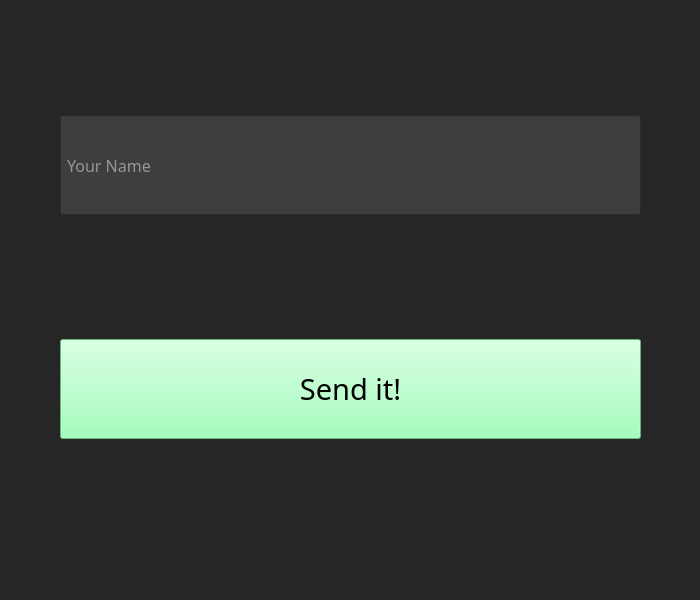
Before: the Qt Designer form ui/exec3.ui in Matheus-Gr/MoviesBala, drawn with Qt 5.
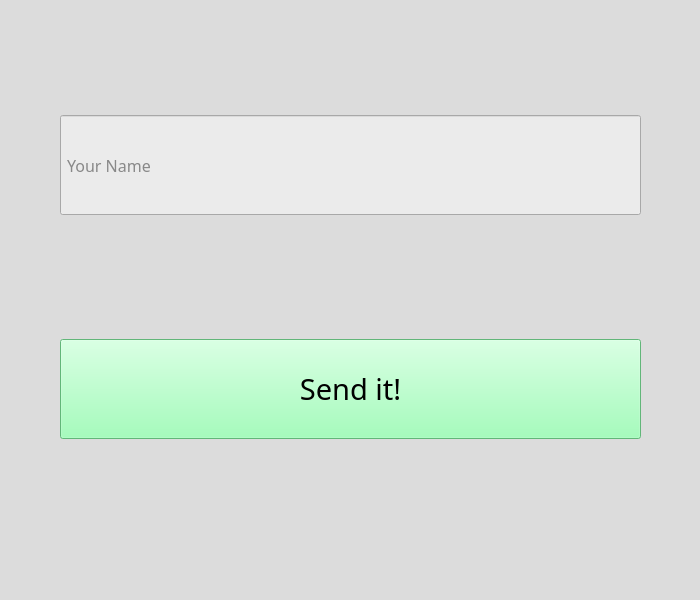
After: the same form once the commit is applied.

```diff
--- a/ui/exec3.ui
+++ b/ui/exec3.ui
@@ -32,10 +32,13 @@
    <string>MainWindow</string>
   </property>
   <property name="styleSheet">
-   <string notr="true">background-color: rgb(38, 38, 38);</string>
+   <string notr="true">background-color: rgb(220, 220, 220);</string>
   </property>
   <widget class="QWidget" name="centralwidget">
-   <widget class="QWidget" name="">
+   <property name="styleSheet">
+    <string notr="true"/>
+   </property>
+   <widget class="QWidget" name="layoutWidget">
     <property name="geometry">
      <rect>
       <x>10</x>
@@ -66,8 +69,8 @@
         </font>
        </property>
        <property name="styleSheet">
-        <string notr="true">background-color: rgb(62, 62, 62);
-color: rgb(235, 235, 235);</string>
+        <string notr="true">background-color: rgb(235, 235, 235);
+color: rgb(38, 38, 38);</string>
        </property>
        <property name="placeholderText">
         <string> Your Name</string>
```
